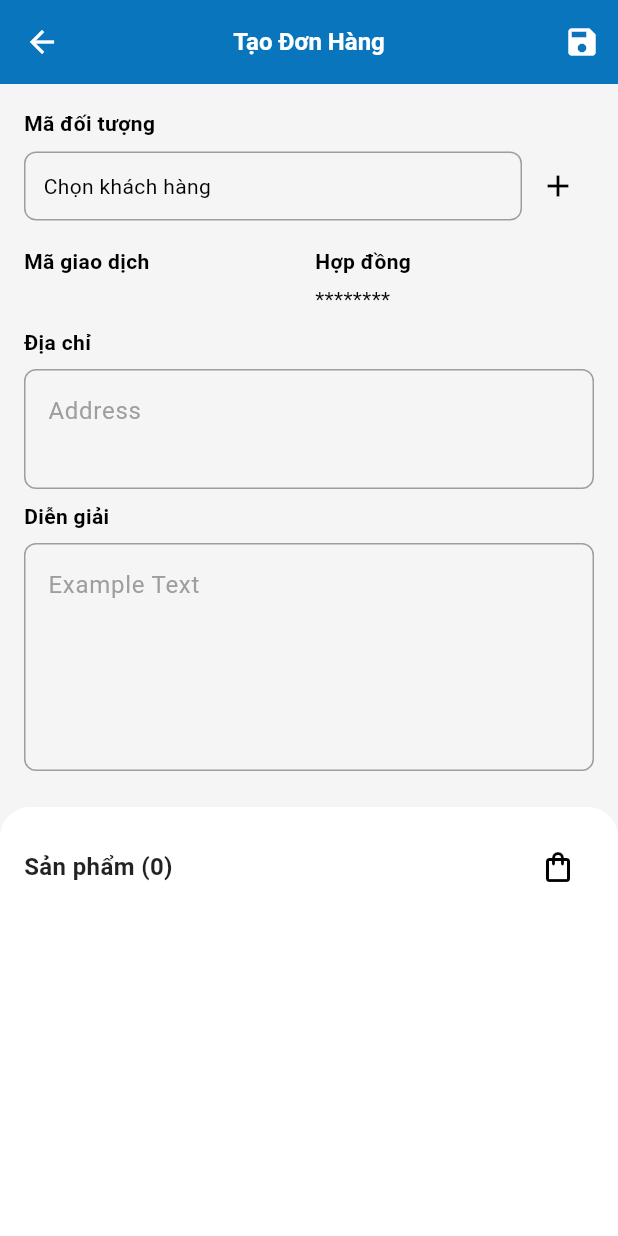
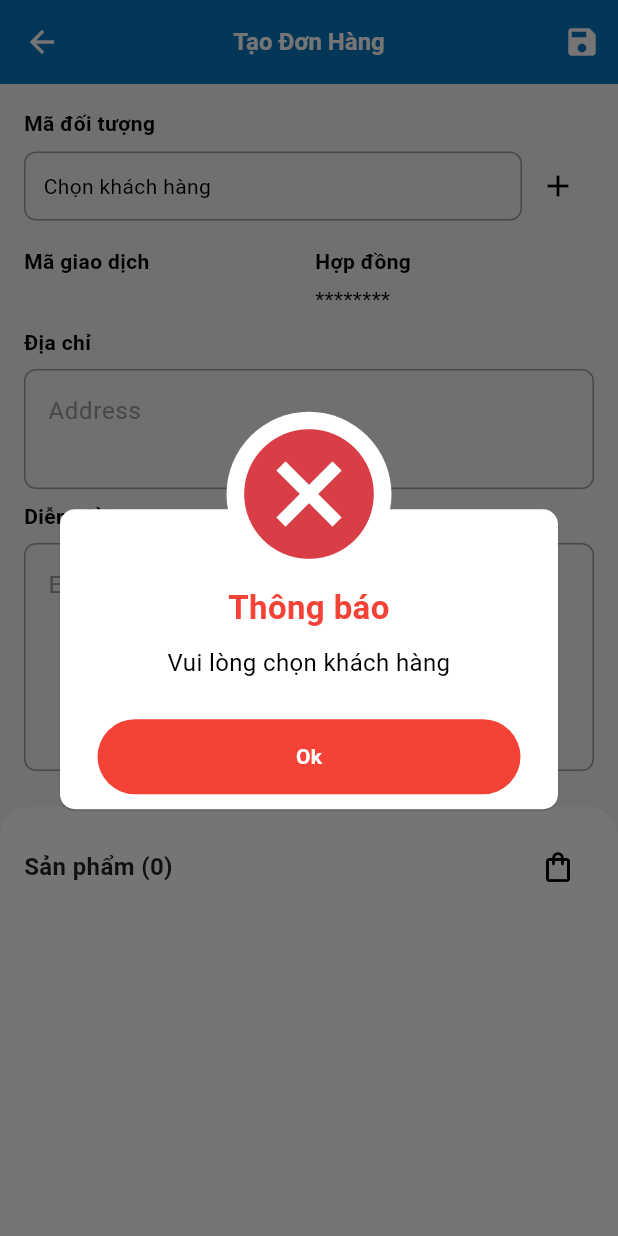
Before and after one commit to IpHuu/bividapp, a Flutter app: the CreateOrderView screen opened directly, after a tap on the "save" icon, on a phone screen of 412 x 824 dp. Run offline on Flutter 3.47's test engine with Material 3 defaults, Android fonts, the light colour scheme and no system bars; our stand-ins replace animated_text_kit, awesome_dialog, badges, cached_network_image, carousel_slider, dartz and 41 more; missing offline and left inert: dart:ffi, dart_ipify, flutter_background_service, flutter_cached_pdfview, form_builder_extra_fields, local_auth_android and 4 more; accounts and stored records are empty; generated files the repository leaves out were written again; statements that could not run were skipped.

Commit message:
update create order

```diff
--- a/lib/main.dart
+++ b/lib/main.dart
@@ -125,12 +125,6 @@ Future<void> main() async {
       ChangeNotifierProvider<ThemeNotifier>(
           create: (_) => ThemeNotifier(UIHelper.defaultTheme)),
       ChangeNotifierProvider(create: (context) => CreateOrderProvider()),
-      // ChangeNotifierProvider(create: (context) => ProductListVm()),
-      // ChangeNotifierProxyProvider<ProductListVm, CreateOrderProvider>(
-      //   create: (context) => CreateOrderProvider(context.read<ProductListVm>()),
-      //   update: (context, productVm, previous) =>
-      //       previous ?? CreateOrderProvider(productVm),
-      // ),
     ],
     builder: (con, child) {
       bividApp = const BividApp();
--- a/lib/pages/banhang/orders/view/create_order_view.dart
+++ b/lib/pages/banhang/orders/view/create_order_view.dart
@@ -1,7 +1,9 @@
+import 'package:awesome_dialog/awesome_dialog.dart';
 import 'package:bividpharma/model/dtos/products/m_product.dart';
 import 'package:bividpharma/pages/banhang/khachhang/customer_page.dart';
 import 'package:bividpharma/pages/banhang/khachhang/view_model/customer_viewmodel.dart';
 import 'package:bividpharma/pages/banhang/orders/view/edit_product_popup.dart';
+import 'package:bividpharma/pages/banhang/orders/view/order_detail_view.dart';
 import 'package:bividpharma/pages/banhang/orders/view_model/create_order_provider.dart';
 import 'package:bividpharma/pages/banhang/orders/view_model/orders_view_model.dart';
 import 'package:bividpharma/ui/my_navigation.dart';
@@ -30,6 +32,44 @@ class _CreateOrderViewState extends State<CreateOrderView> {
   @override
   void didChangeDependencies() {
     super.didChangeDependencies();
+    final viewModel = context.watch<CreateOrderProvider>();
+
+    if (viewModel.errorMessage != null || viewModel.successMessage != null) {
+      WidgetsBinding.instance.addPostFrameCallback((_) {
+        AwesomeDialog(
+          context: context,
+          dialogType: viewModel.errorMessage != null
+              ? DialogType.error
+              : DialogType.success,
+          animType: AnimType.scale,
+          title: "Thông báo",
+          titleTextStyle: TextStyle(
+            color: viewModel.errorMessage != null ? Colors.red : Colors.green,
+            fontSize: 22,
+            fontWeight: FontWeight.bold,
+          ),
+          desc: viewModel.errorMessage ?? viewModel.successMessage,
+          descTextStyle: const TextStyle(fontSize: 16),
+          btnOkColor:
+              viewModel.errorMessage != null ? Colors.red : Colors.green,
+          btnOkOnPress: () {
+            viewModel.closeDialog();
+            // Nếu là thông báo thành công, chuyển qua màn hình khác
+            if (viewModel.isCreateOrderSuccess && viewModel.orderId != null) {
+              Future.delayed(const Duration(milliseconds: 300), () {
+                Navigator.pushReplacement(
+                  context,
+                  MaterialPageRoute(
+                      builder: (context) => OrderDetailView(
+                            orderId: viewModel.orderId!,
+                          )), // Màn hình mới
+                );
+              });
+            }
+          },
+        ).show();
+      });
+    }
   }
 
   @override
@@ -49,7 +89,6 @@ class _CreateOrderViewState extends State<CreateOrderView> {
       print("Khách hàng đã chọn: ${selectedCustomer.customer_name}");
       var viewModel = context.read<CreateOrderProvider>();
       viewModel.setSelectedCustomer(selectedCustomer);
-      // TODO: Cập nhật vào ViewModel hoặc UI
     }
   }
 
@@ -72,6 +111,7 @@ class _CreateOrderViewState extends State<CreateOrderView> {
               onPressed: () {
                 // Add your action here
                 print("Lưu đơn hàng");
+                viewModel.createOrder();
               },
             ),
           ],
--- a/lib/pages/banhang/orders/view_model/create_order_provider.dart
+++ b/lib/pages/banhang/orders/view_model/create_order_provider.dart
@@ -1,6 +1,8 @@
 import 'package:bividpharma/model/dtos/customer/m_customer.dart';
+import 'package:bividpharma/model/dtos/order/m_order_request.dart';
+import 'package:bividpharma/model/dtos/order/m_product_request.dart';
 import 'package:bividpharma/model/dtos/products/m_product.dart';
-import 'package:bividpharma/pages/banhang/listproduct/view_model/product_list_vm.dart';
+import 'package:bividpharma/services/providers/orders_repo.dart';
 import 'package:bividpharma/services/providers/product_provider.dart';
 import 'package:flutter/material.dart';
 
@@ -14,6 +16,11 @@ class CreateOrderProvider with ChangeNotifier {
 
   List<MProduct> get productList => _productList;
 
+  int? _orderId;
+  int? get orderId => _orderId;
+
+  bool _isCreateOrderSuccess = false;
+  bool get isCreateOrderSuccess => _isCreateOrderSuccess;
   bool _isLoading = false;
   bool get isLoading => _isLoading;
   void setLoginLoading(bool value) {
@@ -35,7 +42,16 @@ class CreateOrderProvider with ChangeNotifier {
   }
 
   void closeDialog() {
+    _successMessage = null;
     _errorMessage = null;
+    notifyListeners();
+  }
+
+  String? _successMessage;
+  String? get successMessage => _successMessage;
+
+  void setSuccessMessage(String value) {
+    _successMessage = value;
     notifyListeners();
   }
 
@@ -103,6 +119,7 @@ class CreateOrderProvider with ChangeNotifier {
   void clear() {
     selectedProducts.clear();
     _selectedCustomer = null;
+    _isCreateOrderSuccess = false;
     notifyListeners();
   }
 
@@ -145,6 +162,65 @@ class CreateOrderProvider with ChangeNotifier {
     notifyListeners();
   }
 
+  void createOrder() async {
+    // validate dữ liệu
+    if (_selectedCustomer == null) {
+      setErrorMessage("Vui lòng chọn khách hàng");
+      return;
+    }
+
+    if (selectedProducts.isEmpty) {
+      setErrorMessage("Vui lòng chọn sản phẩm");
+      return;
+    }
+
+    if ((_selectedCustomer!.customer_addr?.isEmpty ?? true) &&
+        addressController.text.isEmpty) {
+      setErrorMessage("Vui lòng nhập địa chỉ");
+      return;
+    }
+
+    int? customerId = _selectedCustomer!.id;
+    if (customerId == null) {
+      setErrorMessage("Khách hàng không xác định");
+      return;
+    }
+    int totalQuantity =
+        selectedProducts.fold(0, (sum, item) => sum + item.quantity);
+    double totalPrice = selectedProducts.fold(
+        0.0, (sum, item) => sum + (item.quantity * item.price));
+    List<MProductRequest> product = selectedProducts
+        .map((p) => MProductRequest(
+              name: p.prdName ?? "",
+              productCode: p.prdCode ?? "",
+              productId: p.id ?? 0,
+              quantity: p.quantity,
+              price: p.price.toInt(),
+            ))
+        .toList();
+    MOrderRequest orderRequest = MOrderRequest(
+        customerId: customerId,
+        totalQuantity: totalQuantity,
+        totalPrice: totalPrice.toInt(),
+        product: product);
+
+    final response = await OrdersRepo.createOrder(orderRequest);
+    response.fold((error) {
+      print("Lỗi: ${error.message}");
+      _errorMessage = error.message;
+      _isLoading = false;
+      notifyListeners();
+    }, (result) {
+      int? orderId = result.data?.orderID;
+      if (orderId != null) {
+        _orderId = orderId;
+        _isCreateOrderSuccess = true;
+        _successMessage = "Tạo đơn hàng thành công";
+        notifyListeners();
+      }
+    });
+  }
+
   @override
   void dispose() {
     // Xóa danh sách sản phẩm khi thoát màn hình
--- a/lib/pages/banhang/orders/view_model/orders_view_model.dart
+++ b/lib/pages/banhang/orders/view_model/orders_view_model.dart
@@ -1,6 +1,6 @@
 import 'package:bividpharma/model/dtos/donbanhang/m_order.dart';
 import 'package:bividpharma/pages/banhang/listproduct/view_model/product_list_vm.dart';
-import 'package:bividpharma/services/providers/orders_provider.dart';
+import 'package:bividpharma/services/providers/orders_repo.dart';
 import 'package:bividpharma/services/providers/product_provider.dart';
 import 'package:flutter/material.dart';
 
@@ -56,7 +56,7 @@ class OrdersViewModel extends ChangeNotifier {
     }
     _isLoading = true;
     notifyListeners();
-    final result = await OrdersProvider.fetchOrderList2(
+    final result = await OrdersRepo.fetchOrderList2(
         search: search, offset: offset, limit: limit);
     result.fold(
       (error) {
@@ -79,7 +79,7 @@ class OrdersViewModel extends ChangeNotifier {
     limit = 10;
     _isLoading = true;
     notifyListeners();
-    final result = await OrdersProvider.fetchOrderList2(
+    final result = await OrdersRepo.fetchOrderList2(
         search: search, offset: offset, limit: limit);
     result.fold(
       (error) {
--- a/lib/services/client/dio_client.dart
+++ b/lib/services/client/dio_client.dart
@@ -107,6 +107,7 @@ class DioClient {
 
   Future<Either<ApiError, MBaseResponse<T>>> request2<T>({
     required ApiType apiType,
+    String? url,
     Map<String, dynamic>? headers,
     Map<String, dynamic>? query,
     Map<String, dynamic>? data,
@@ -114,7 +115,7 @@ class DioClient {
   }) async {
     try {
       final response = await _dio.request(
-        apiType.url,
+        url ?? apiType.url,
         options: Options(
           method: apiType.method,
           headers: headers ?? apiType.headers,
--- a/lib/ui/screen_routes.dart
+++ b/lib/ui/screen_routes.dart
@@ -1,5 +1,7 @@
 import 'package:bividpharma/pages/banhang/dathang/booking_order.dart';
 import 'package:bividpharma/pages/banhang/orders/view/create_order_page.dart';
+import 'package:bividpharma/pages/banhang/orders/view/order_detail.dart';
+import 'package:bividpharma/pages/banhang/orders/view/order_detail_view.dart';
 import 'package:bividpharma/pages/banhang/orders/view/orders_view.dart';
 import 'package:bividpharma/pages/giaytamung/giaytamung_detail_page.dart';
 import 'package:bividpharma/pages/giayxinphep/giaynghiphep_detail_page.dart';
@@ -127,6 +129,7 @@ class ScreenRouteName {
   static const String createOrderView = "create_order_view";
   static const String productListView = "product_list_view";
   static const String customerListView = "customer_list_view";
+  static const String orderDetail = "order_detail_view";
 
   static Map<String, WidgetBuilder> get mainRouter {
     return {
@@ -220,6 +223,7 @@ class ScreenRouteName {
       ScreenRouteName.createOrderView: (context) => const CreateOrderPage(),
       ScreenRouteName.productListView: (context) => const ProductView(),
       ScreenRouteName.customerListView: (context) => const CustomerView(),
+      ScreenRouteName.orderDetail: (context) => const OrderDetailPage(),
     };
   }
 }
```
Also changed, not shown: lib/model/dtos/order/m_create_order_response.dart (added, +15 -0 lines), lib/model/dtos/order/m_order_detail.dart (added, +62 -0 lines), lib/model/dtos/order/m_order_product.dart (added, +22 -0 lines), lib/pages/banhang/orders/view/order_detail.dart (added, +21 -0 lines), lib/pages/banhang/orders/view/order_detail_view.dart (added, +349 -0 lines), lib/pages/banhang/orders/view/order_list_view.dart (+10 -1 lines), lib/pages/banhang/orders/view_model/order_detail_provider.dart (added, +38 -0 lines), lib/services/api/api_path.dart (+9 -0 lines), lib/services/providers/orders_repo.dart (renamed from lib/services/providers/orders_provider.dart, +27 -5 lines), lib/model/dtos/order/m_create_order_response.freezed.dart (added), lib/model/dtos/order/m_create_order_response.g.dart (added), lib/model/dtos/order/m_order_detail.freezed.dart (added), lib/model/dtos/order/m_order_detail.g.dart (added), lib/model/dtos/order/m_order_product.freezed.dart (added), 1 more files.
